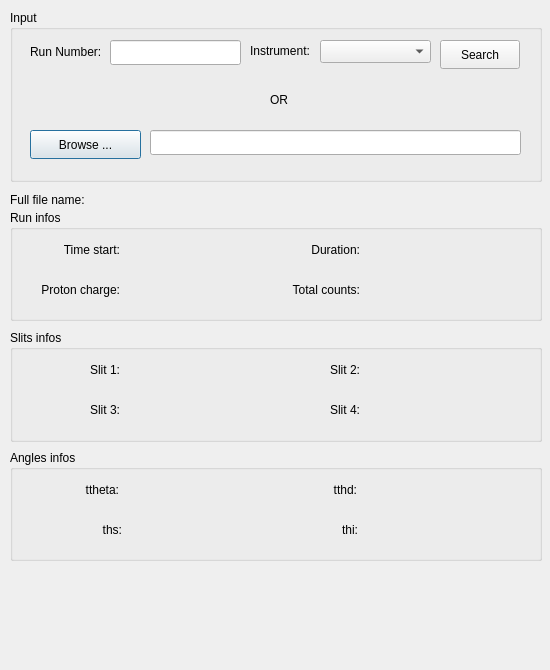
Before: the Qt Designer form ViewNex/src/ViewNexDlg.ui in stuartcampbell/playpen, drawn with Qt 5.
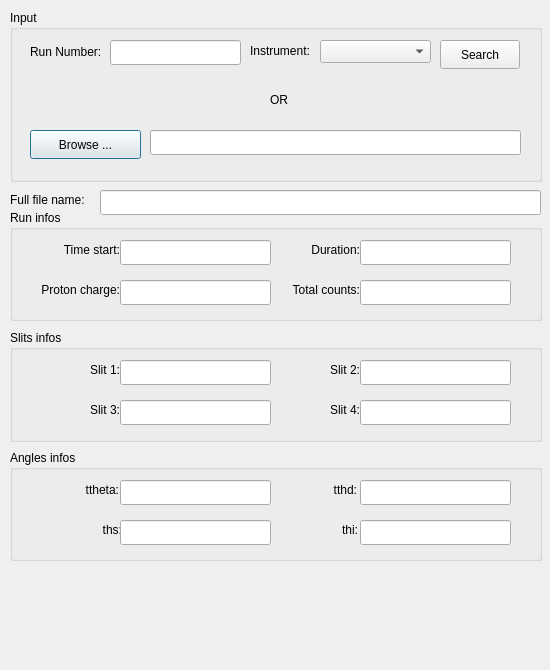
After: the same form once the commit is applied.

Patch:
```diff
--- a/ViewNex/src/ViewNexDlg.ui
+++ b/ViewNex/src/ViewNexDlg.ui
@@ -261,38 +261,6 @@
      <bool>false</bool>
     </property>
    </widget>
-   <widget class="QLabel" name="timestartInfo" >
-    <property name="geometry" >
-     <rect>
-      <x>110</x>
-      <y>30</y>
-      <width>160</width>
-      <height>21</height>
-     </rect>
-    </property>
-    <property name="text" >
-     <string/>
-    </property>
-    <property name="wordWrap" >
-     <bool>false</bool>
-    </property>
-   </widget>
-   <widget class="QLabel" name="protonchargeInfo" >
-    <property name="geometry" >
-     <rect>
-      <x>110</x>
-      <y>70</y>
-      <width>140</width>
-      <height>21</height>
-     </rect>
-    </property>
-    <property name="text" >
-     <string/>
-    </property>
-    <property name="wordWrap" >
-     <bool>false</bool>
-    </property>
-   </widget>
    <widget class="QLabel" name="Duration_label" >
     <property name="geometry" >
      <rect>
@@ -325,37 +293,45 @@
      <bool>false</bool>
     </property>
    </widget>
-   <widget class="QLabel" name="durationInfo" >
+   <widget class="QLineEdit" name="timestartInfo" >
     <property name="geometry" >
      <rect>
-      <x>350</x>
+      <x>110</x>
       <y>30</y>
-      <width>160</width>
-      <height>21</height>
+      <width>151</width>
+      <height>25</height>
      </rect>
     </property>
-    <property name="text" >
-     <string/>
+   </widget>
+   <widget class="QLineEdit" name="protonchargeInfo" >
+    <property name="geometry" >
+     <rect>
+      <x>110</x>
+      <y>70</y>
+      <width>151</width>
+      <height>25</height>
+     </rect>
     </property>
-    <property name="wordWrap" >
-     <bool>false</bool>
+   </widget>
+   <widget class="QLineEdit" name="durationInfo" >
+    <property name="geometry" >
+     <rect>
+      <x>350</x>
+      <y>30</y>
+      <width>151</width>
+      <height>25</height>
+     </rect>
     </property>
    </widget>
-   <widget class="QLabel" name="totalcountsInfo" >
+   <widget class="QLineEdit" name="totalcountsInfo" >
     <property name="geometry" >
      <rect>
       <x>350</x>
       <y>70</y>
-      <width>160</width>
-      <height>21</height>
+      <width>151</width>
+      <height>25</height>
      </rect>
     </property>
-    <property name="text" >
-     <string/>
-    </property>
-    <property name="wordWrap" >
-     <bool>false</bool>
-    </property>
    </widget>
   </widget>
   <widget class="QGroupBox" name="groupBox_3" >
@@ -386,22 +362,6 @@
      <bool>false</bool>
     </property>
    </widget>
-   <widget class="QLabel" name="slit1Info" >
-    <property name="geometry" >
-     <rect>
-      <x>110</x>
-      <y>30</y>
-      <width>171</width>
-      <height>21</height>
-     </rect>
-    </property>
-    <property name="text" >
-     <string/>
-    </property>
-    <property name="wordWrap" >
-     <bool>false</bool>
-    </property>
-   </widget>
    <widget class="QLabel" name="Slit_3_label" >
     <property name="geometry" >
      <rect>
@@ -418,38 +378,6 @@
      <bool>false</bool>
     </property>
    </widget>
-   <widget class="QLabel" name="Slit_3" >
-    <property name="geometry" >
-     <rect>
-      <x>110</x>
-      <y>70</y>
-      <width>171</width>
-      <height>21</height>
-     </rect>
-    </property>
-    <property name="text" >
-     <string/>
-    </property>
-    <property name="wordWrap" >
-     <bool>false</bool>
-    </property>
-   </widget>
-   <widget class="QLabel" name="slit2Info" >
-    <property name="geometry" >
-     <rect>
-      <x>350</x>
-      <y>30</y>
-      <width>160</width>
-      <height>21</height>
-     </rect>
-    </property>
-    <property name="text" >
-     <string/>
-    </property>
-    <property name="wordWrap" >
-     <bool>false</bool>
-    </property>
-   </widget>
    <widget class="QLabel" name="Slit_2_label" >
     <property name="geometry" >
      <rect>
@@ -482,20 +410,44 @@
      <bool>false</bool>
     </property>
    </widget>
-   <widget class="QLabel" name="slit4Info" >
+   <widget class="QLineEdit" name="slit1Info" >
     <property name="geometry" >
      <rect>
-      <x>350</x>
+      <x>110</x>
+      <y>30</y>
+      <width>151</width>
+      <height>25</height>
+     </rect>
+    </property>
+   </widget>
+   <widget class="QLineEdit" name="slit3Info" >
+    <property name="geometry" >
+     <rect>
+      <x>110</x>
       <y>70</y>
-      <width>160</width>
-      <height>21</height>
+      <width>151</width>
+      <height>25</height>
      </rect>
     </property>
-    <property name="text" >
-     <string/>
+   </widget>
+   <widget class="QLineEdit" name="slit2Info" >
+    <property name="geometry" >
+     <rect>
+      <x>350</x>
+      <y>30</y>
+      <width>151</width>
+      <height>25</height>
+     </rect>
     </property>
-    <property name="wordWrap" >
-     <bool>false</bool>
+   </widget>
+   <widget class="QLineEdit" name="slit4Info" >
+    <property name="geometry" >
+     <rect>
+      <x>350</x>
+      <y>70</y>
+      <width>151</width>
+      <height>25</height>
+     </rect>
     </property>
    </widget>
   </widget>
@@ -543,38 +495,6 @@
      <bool>false</bool>
     </property>
    </widget>
-   <widget class="QLabel" name="tthetaInfo" >
-    <property name="geometry" >
-     <rect>
-      <x>110</x>
-      <y>30</y>
-      <width>171</width>
-      <height>21</height>
-     </rect>
-    </property>
-    <property name="text" >
-     <string/>
-    </property>
-    <property name="wordWrap" >
-     <bool>false</bool>
-    </property>
-   </widget>
-   <widget class="QLabel" name="thsInfo" >
-    <property name="geometry" >
-     <rect>
-      <x>110</x>
-      <y>70</y>
-      <width>171</width>
-      <height>21</height>
-     </rect>
-    </property>
-    <property name="text" >
-     <string/>
-    </property>
-    <property name="wordWrap" >
-     <bool>false</bool>
-    </property>
-   </widget>
    <widget class="QLabel" name="tthd_label" >
     <property name="geometry" >
      <rect>
@@ -607,36 +527,44 @@
      <bool>false</bool>
     </property>
    </widget>
-   <widget class="QLabel" name="thiInfo" >
+   <widget class="QLineEdit" name="tthetaInfo" >
     <property name="geometry" >
      <rect>
-      <x>350</x>
-      <y>70</y>
-      <width>160</width>
-      <height>21</height>
+      <x>110</x>
+      <y>30</y>
+      <width>151</width>
+      <height>25</height>
      </rect>
     </property>
-    <property name="text" >
-     <string/>
-    </property>
-    <property name="wordWrap" >
-     <bool>false</bool>
-    </property>
    </widget>
-   <widget class="QLabel" name="tthdInfo" >
+   <widget class="QLineEdit" name="tthdInfo" >
     <property name="geometry" >
      <rect>
       <x>350</x>
       <y>30</y>
-      <width>160</width>
-      <height>21</height>
+      <width>151</width>
+      <height>25</height>
      </rect>
     </property>
-    <property name="text" >
-     <string/>
+   </widget>
+   <widget class="QLineEdit" name="thsInfo" >
+    <property name="geometry" >
+     <rect>
+      <x>110</x>
+      <y>70</y>
+      <width>151</width>
+      <height>25</height>
+     </rect>
     </property>
-    <property name="wordWrap" >
-     <bool>false</bool>
+   </widget>
+   <widget class="QLineEdit" name="thiInfo" >
+    <property name="geometry" >
+     <rect>
+      <x>350</x>
+      <y>70</y>
+      <width>151</width>
+      <height>25</height>
+     </rect>
     </property>
    </widget>
   </widget>
@@ -653,18 +581,15 @@
     <string>Full file name:</string>
    </property>
   </widget>
-  <widget class="QLabel" name="Full_file_name" >
+  <widget class="QLineEdit" name="fullfilenameInfo" >
    <property name="geometry" >
     <rect>
      <x>100</x>
      <y>190</y>
      <width>441</width>
-     <height>19</height>
+     <height>25</height>
     </rect>
    </property>
-   <property name="text" >
-    <string/>
-   </property>
   </widget>
  </widget>
  <layoutdefault spacing="6" margin="11" />
```
Left out of the diff: 14 changed lines with no effect on the pictures.
